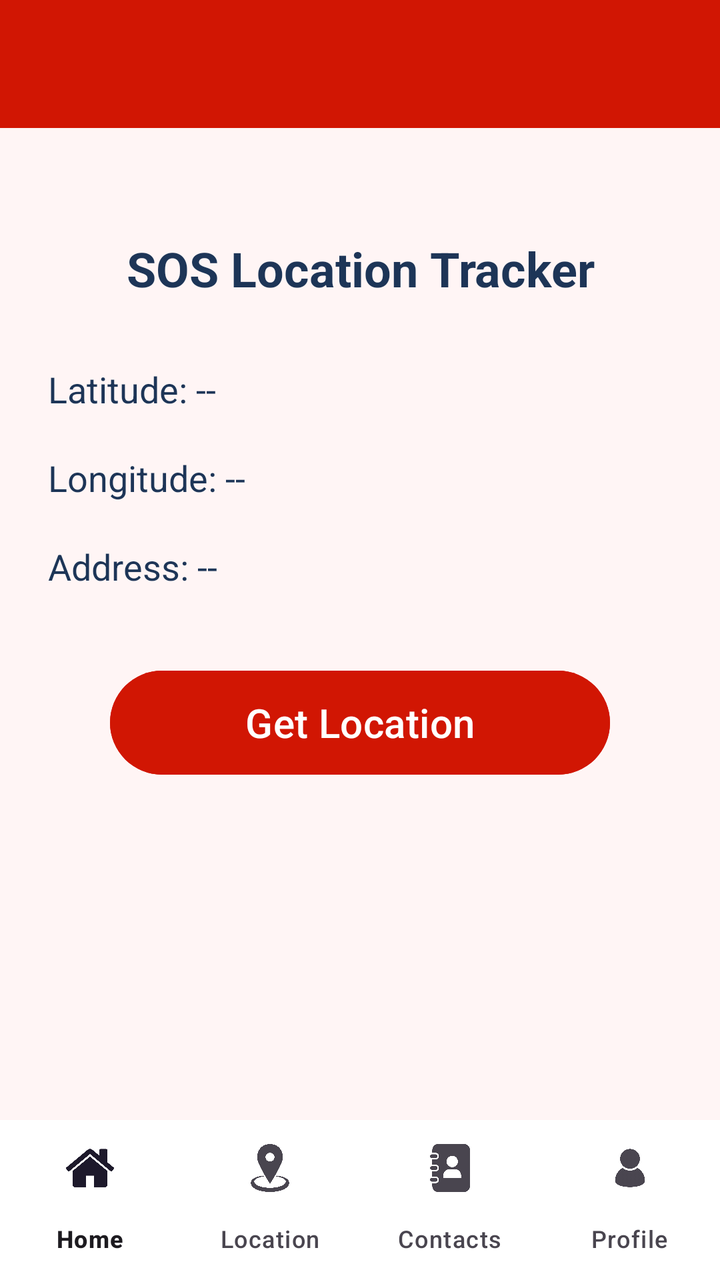
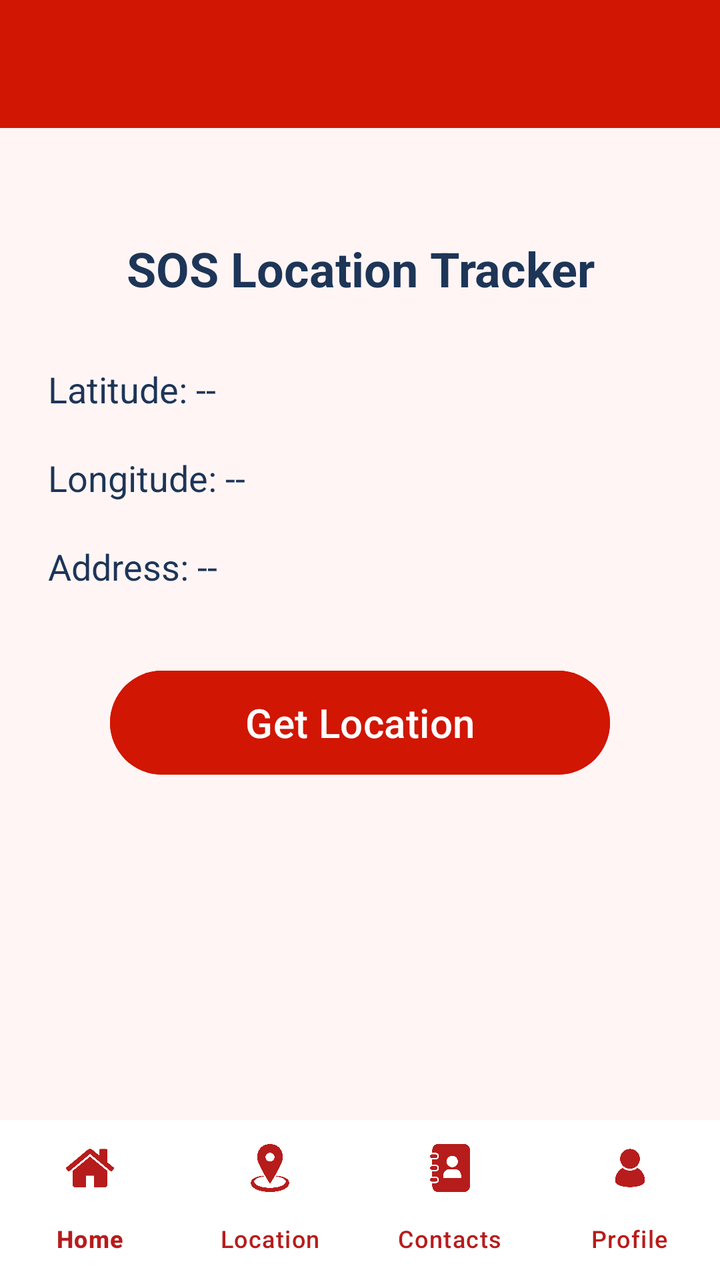

An Android layout rendered at two revisions. The XML below is the earlier revision; the diff shows what the commit changed to produce the second picture.
<!-- AndroidManifest.xml: application theme Theme.lifeguard -->
<!-- res/layout/activity_location.xml -->
<?xml version="1.0" encoding="utf-8"?>
<androidx.coordinatorlayout.widget.CoordinatorLayout
    xmlns:android="http://schemas.android.com/apk/res/android"
    xmlns:app="http://schemas.android.com/apk/res-auto"
    android:layout_width="match_parent"
    android:layout_height="match_parent"
    android:background="#FFF5F5">

    
    <com.google.android.material.appbar.MaterialToolbar
        android:id="@+id/topAppBar"
        android:layout_width="match_parent"
        android:layout_height="?attr/actionBarSize"
        android:background="#d11603"
        android:title="Location Tracker"
        android:titleTextColor="@android:color/white"/>

    
    <ScrollView
        android:layout_width="match_parent"
        android:layout_height="match_parent"
        android:layout_marginTop="?attr/actionBarSize"
        android:layout_marginBottom="56dp"
        android:padding="24dp">

        <LinearLayout
            android:layout_width="match_parent"
            android:layout_height="wrap_content"
            android:orientation="vertical">

            <TextView
                android:id="@+id/tvTitle"
                android:layout_width="match_parent"
                android:layout_height="wrap_content"
                android:layout_marginTop="30dp"
                android:text="SOS Location Tracker"
                android:textSize="24sp"
                android:textStyle="bold"
                android:gravity="center"
                android:textColor="#1D3557"/>

            <TextView
                android:id="@+id/tvLat"
                android:layout_width="wrap_content"
                android:layout_height="wrap_content"
                android:text="Latitude: --"
                android:textSize="18sp"
                android:textColor="#1D3557"
                android:layout_marginTop="32dp"/>

            <TextView
                android:id="@+id/tvLon"
                android:layout_width="wrap_content"
                android:layout_height="wrap_content"
                android:text="Longitude: --"
                android:textSize="18sp"
                android:textColor="#1D3557"
                android:layout_marginTop="20dp"/>

            <TextView
                android:id="@+id/tvAddr"
                android:layout_width="wrap_content"
                android:layout_height="wrap_content"
                android:text="Address: --"
                android:textSize="18sp"
                android:textColor="#1D3557"
                android:layout_marginTop="20dp"/>

            <ProgressBar
                android:id="@+id/progressBar"
                android:layout_width="wrap_content"
                android:layout_height="wrap_content"
                android:layout_marginTop="30dp"
                android:layout_gravity="center"
                android:visibility="gone"/>

            <Button
                android:id="@+id/btnGet"
                android:layout_width="250dp"
                android:layout_height="60dp"
                android:layout_marginTop="36dp"
                android:layout_gravity="center"
                android:text="Get Location"
                android:textColor="#FFFFFF"
                android:textSize="20sp"
                android:backgroundTint="#d11603"/>

        </LinearLayout>
    </ScrollView>

    <com.google.android.material.bottomnavigation.BottomNavigationView
        android:id="@+id/bottomNavigation"
        android:layout_width="match_parent"
        android:layout_height="wrap_content"
        android:layout_gravity="bottom"
        android:background="@android:color/white"
        app:menu="@menu/bottom_nav_menu"
        app:labelVisibilityMode="labeled"/>


</androidx.coordinatorlayout.widget.CoordinatorLayout>
<!-- resources referenced by this layout -->
<resources>
  <style name="Theme.lifeguard" parent="Base.Theme.lifeguard" />
  <style name="Base.Theme.lifeguard" parent="Theme.Material3.DayNight.NoActionBar">
          
          
      </style>
</resources>

<!-- the commit's change to res/layout/activity_location.xml (unified diff, before → after) -->
@@ -95,6 +95,8 @@
         android:layout_gravity="bottom"
         android:background="@android:color/white"
         app:menu="@menu/bottom_nav_menu"
+        app:itemIconTint="#B71C1C"
+        app:itemTextColor="#B71C1C"
         app:labelVisibilityMode="labeled"/>
 
 
